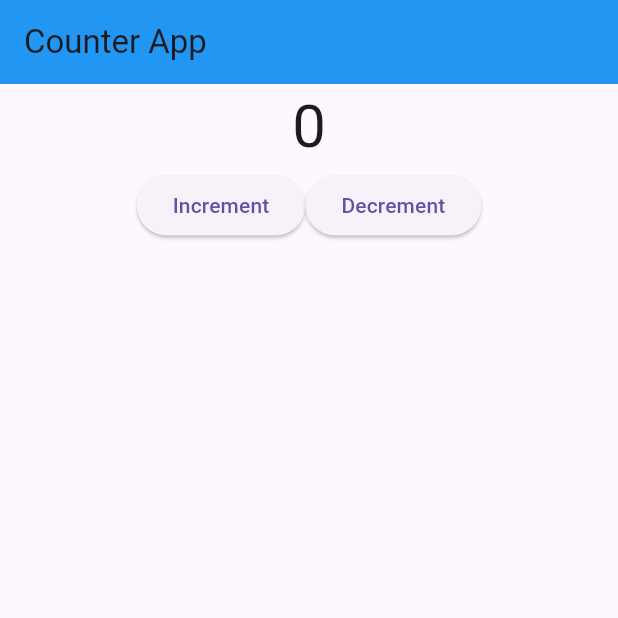
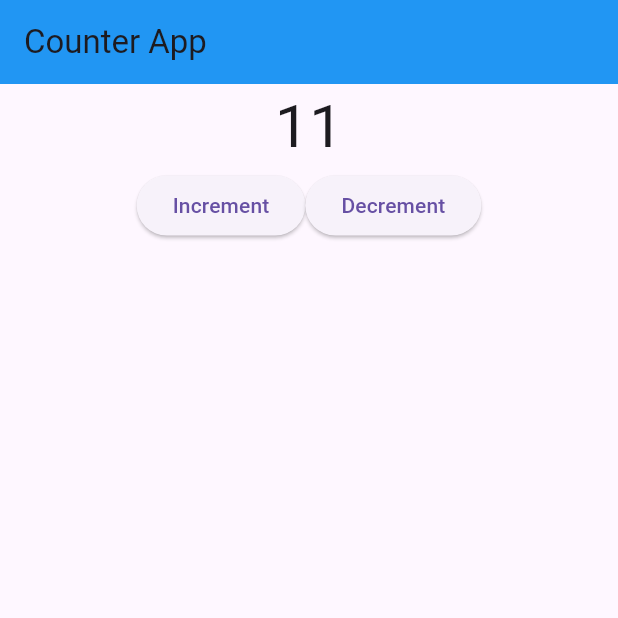
Before and after one commit to Mks30d/CounterApp_FlutterBLOC, a Flutter app: the screen it shows after launch, on a phone screen of 412 x 824 dp, the top half of it. Run offline on Flutter 3.47's test engine with Material 3 defaults, Android fonts, the light colour scheme and no system bars; our stand-ins replace bloc, equatable, flutter_bloc.

Commit message:
Implemented BLOC in main and counter_screen file

```diff
--- a/lib/bloc/counter/counter_bloc.dart
+++ b/lib/bloc/counter/counter_bloc.dart
@@ -13,7 +13,6 @@ class CounterBloc extends Bloc<CounterEvent, CounterState> {
     emit(state.copyWith(counter: state.counter +1));
   }
 
-
   void _decrement(DecrementCounter event, Emitter<CounterState> emit) {
     emit(state.copyWith(counter: state.counter +1));
   }
--- a/lib/bloc/counter/counter_state.dart
+++ b/lib/bloc/counter/counter_state.dart
@@ -3,7 +3,7 @@ import 'package:equatable/equatable.dart';
 class CounterState extends Equatable {
   final int counter;
 
-  const CounterState({this.counter = 0});
+  const CounterState({this.counter = 11});
 
   CounterState copyWith({int? counter}) {
     return CounterState(
--- a/lib/main.dart
+++ b/lib/main.dart
@@ -1,6 +1,8 @@
+import 'package:counter_app_flutter_bloc/bloc/counter/counter_bloc.dart';
 import 'package:counter_app_flutter_bloc/equatableTut.dart';
 import 'package:counter_app_flutter_bloc/ui/counter_screen.dart';
 import 'package:flutter/material.dart';
+import 'package:flutter_bloc/flutter_bloc.dart';
 
 void main() {
   runApp(const MyApp());
@@ -11,10 +13,15 @@ class MyApp extends StatelessWidget {
 
   @override
   Widget build(BuildContext context) {
-    return const MaterialApp(
-      title: 'Flutter Demo',
-      debugShowCheckedModeBanner: false,
-      home: CounterScreen(),
+    return BlocProvider(
+      create: (context) {  // created the bloc and every child widget can access bloc variables
+        return CounterBloc();
+      },
+      child: const MaterialApp(
+        title: 'Flutter Demo',
+        debugShowCheckedModeBanner: false,
+        home: CounterScreen(),
+      ),
     );
   }
 }
--- a/lib/ui/counter_screen.dart
+++ b/lib/ui/counter_screen.dart
@@ -1,4 +1,8 @@
+import 'package:counter_app_flutter_bloc/bloc/counter/counter_bloc.dart';
+import 'package:counter_app_flutter_bloc/bloc/counter/counter_event.dart';
+import 'package:counter_app_flutter_bloc/bloc/counter/counter_state.dart';
 import 'package:flutter/material.dart';
+import 'package:flutter_bloc/flutter_bloc.dart';
 
 class CounterScreen extends StatefulWidget {
   const CounterScreen({super.key});
@@ -10,22 +14,32 @@ class CounterScreen extends StatefulWidget {
 class _CounterScreenState extends State<CounterScreen> {
   @override
   Widget build(BuildContext context) {
+    print("build");
     return Scaffold(
       appBar: AppBar(
         backgroundColor: Colors.blue,
-        title: const Text(
-          "Counter App"
-        ),
+        title: const Text("Counter App"),
       ),
       body: Column(
         crossAxisAlignment: CrossAxisAlignment.center,
         children: [
-          Text("0",style: TextStyle(fontSize: 40),),
+          BlocBuilder<CounterBloc, CounterState>(
+            builder: (context, state) {
+              return Text(
+                state.counter.toString(),
+                style: TextStyle(fontSize: 40),
+              );
+            },
+          ),
           Row(
             mainAxisAlignment: MainAxisAlignment.center,
             children: [
-              ElevatedButton(onPressed: () {}, child: Text("Increment")),
-              ElevatedButton(onPressed: () {}, child: Text("Decrement")),
+              ElevatedButton(onPressed: () {
+                context.read<CounterBloc>().add(IncrementCounter());
+              }, child: Text("Increment")),
+              ElevatedButton(onPressed: () {
+                context.read<CounterBloc>().add(DecrementCounter());
+              }, child: Text("Decrement")),
             ],
           )
         ],
```
